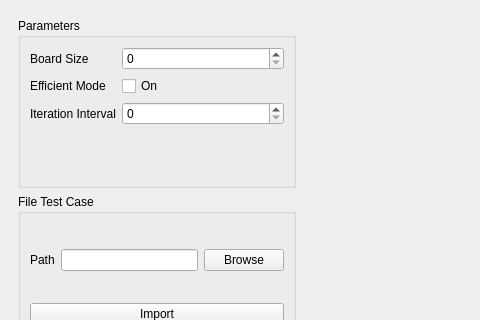
This is src/GUI/mainwindow.ui in mhps-null/Tucil1_13524053 as Qt 5 draws it before an edit; both pictures show x 0 to 480 and y 0 to 320 of the 913 by 636 pixel window. The edited form follows.
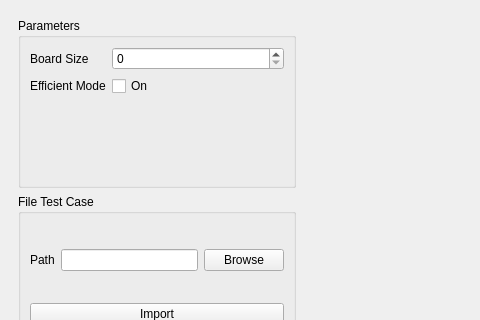
This is the edited form.

The edit to the form file:
```diff
--- a/src/GUI/mainwindow.ui
+++ b/src/GUI/mainwindow.ui
@@ -50,20 +50,6 @@
               </property>
              </widget>
             </item>
-            <item row="2" column="0">
-             <widget class="QLabel" name="label_3">
-              <property name="text">
-               <string>Iteration Interval</string>
-              </property>
-             </widget>
-            </item>
-            <item row="2" column="1">
-             <widget class="QSpinBox" name="spinBoxInterval">
-              <property name="maximum">
-               <number>1000000</number>
-              </property>
-             </widget>
-            </item>
            </layout>
           </widget>
          </item>
```
